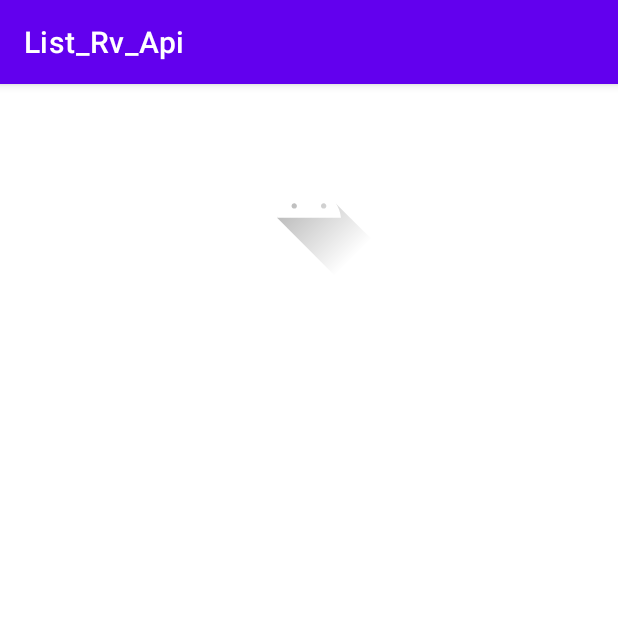
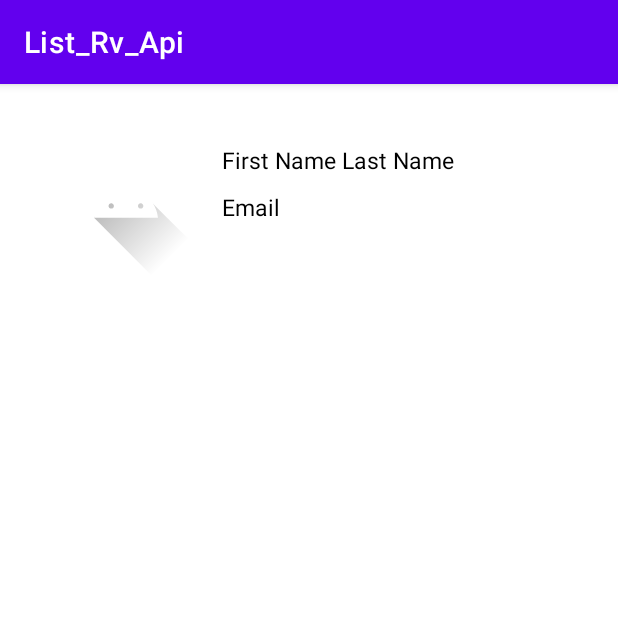
Before and after one commit to Akhilakhi11/List_Rv_Api, an Android app: the Activity2 screen opened directly, with no data from a screen before it, on a phone screen of 412 x 824 dp, the top half of it. Run offline under Robolectric (Android 15) with nearby library versions, the phone set to English and light mode, and no system bars; our stand-ins replace ButterKnife; pictures from the network do not load; 4 statements that could not run were skipped.

Commit message:
Navigating to new screen with data by clicking an item in recycler view Glide library Parcelable

```diff
--- a/app/build.gradle
+++ b/app/build.gradle
@@ -55,4 +55,6 @@ dependencies {
     implementation 'androidx.recyclerview:recyclerview:1.2.1'
     implementation 'androidx.cardview:cardview:1.0.0'
 
+    implementation 'org.parceler:parceler-api:1.1.12'
+    annotationProcessor 'org.parceler:parceler:1.1.12'
 }
--- a/app/src/main/java/com/example/list_rv_api/Activity2.java
+++ b/app/src/main/java/com/example/list_rv_api/Activity2.java
@@ -21,6 +21,8 @@ public class Activity2 extends AppCompatActivity {
     TextView lname_details;
     @BindView(R.id.email_details)
     TextView email_details;
+    ProductListresponse.DataItem dataItem;
+
 
 
     @Override
@@ -29,14 +31,16 @@ public class Activity2 extends AppCompatActivity {
         setContentView(R.layout.activity_2);
         ButterKnife.bind(this);
 
-        if (getIntent().hasExtra("imgnet")) {
-            String imageUrl = getIntent().getStringExtra("imgnet");
-            Glide.with(this).asBitmap().load(imageUrl).into(img_details);
-        }
+        dataItem = getIntent().getParcelableExtra("dataitem");
+//        if (getIntent().hasExtra("imgnet")) {
+//            String imageUrl = getIntent().getStringExtra("imgnet");
+//            Glide.with(this).asBitmap().load(imageUrl).into(img_details);
+//        }
 
-        fname_details.setText(getIntent().getStringExtra("fnamenet"));
-        lname_details.setText(getIntent().getStringExtra("lnamenet"));
-        email_details.setText(getIntent().getStringExtra("emailnet"));
+        fname_details.setText(dataItem.getFirstName()+" "+dataItem.getLastName());
+        lname_details.setText(dataItem.getLastName());
+        email_details.setText(dataItem.getEmail());
+        Glide.with(this).asBitmap().load(dataItem.getAvatar()).into(img_details);
 
     }
 }
--- a/app/src/main/res/layout/activity_2.xml
+++ b/app/src/main/res/layout/activity_2.xml
@@ -12,22 +12,21 @@
         android:layout_height="100dp"
         android:layout_margin="30dp"
         android:src="@drawable/ic_launcher_foreground"
+        app:layout_constraintLeft_toLeftOf="parent"
         app:layout_constraintTop_toTopOf="parent"
-        app:layout_constraintEnd_toEndOf="parent"
-        app:layout_constraintStart_toStartOf="parent"
         />
 
     <TextView
         android:id="@+id/fname_details"
         android:layout_width="wrap_content"
         android:layout_height="wrap_content"
-        android:layout_margin="20dp"
+        android:layout_margin="10dp"
         android:text="First Name"
         android:textColor="@color/black"
         android:textSize="15sp"
-        app:layout_constraintEnd_toEndOf="parent"
-        app:layout_constraintStart_toStartOf="parent"
-        app:layout_constraintTop_toBottomOf="@id/img_details"/>
+        app:layout_constraintLeft_toRightOf="@id/img_details"
+        app:layout_constraintTop_toTopOf="@id/img_details"
+        />
 
     <TextView
         android:id="@+id/lname_details"
@@ -36,7 +35,6 @@
         android:text=" Last Name"
         android:textColor="@color/black"
         android:textSize="15sp"
-        app:layout_constraintRight_toRightOf="parent"
         app:layout_constraintTop_toTopOf="@id/fname_details"
         app:layout_constraintLeft_toRightOf="@id/fname_details"/>
 
@@ -45,11 +43,11 @@
         android:id="@+id/email_details"
         android:layout_width="wrap_content"
         android:layout_height="wrap_content"
-        android:layout_margin="20dp"
+        android:layout_margin="10dp"
         android:textSize="15sp"
         android:text="Email"
         android:textColor="@color/black"
-        app:layout_constraintLeft_toLeftOf="@id/fname_details"
+        app:layout_constraintLeft_toRightOf="@id/img_details"
         app:layout_constraintTop_toBottomOf="@id/fname_details"/>
 
 
--- a/app/src/main/res/layout/customdesign.xml
+++ b/app/src/main/res/layout/customdesign.xml
@@ -40,7 +40,6 @@
             android:textSize="20sp"
             android:textColor="@color/black"
             app:layout_constraintTop_toTopOf="@id/fname"
-            app:layout_constraintRight_toRightOf="parent"
             app:layout_constraintLeft_toRightOf="@id/fname"
             />
 
```
Also changed, not shown: app/src/main/java/com/example/list_rv_api/DataItem.java (deleted, +0 -61 lines), app/src/main/java/com/example/list_rv_api/MainActivity.java (+3 -6 lines), app/src/main/java/com/example/list_rv_api/MyAdapter.java (+5 -3 lines), app/src/main/java/com/example/list_rv_api/ProductListresponse.java (+96 -7 lines), app/src/main/java/com/example/list_rv_api/Support.java (deleted, +0 -28 lines).
